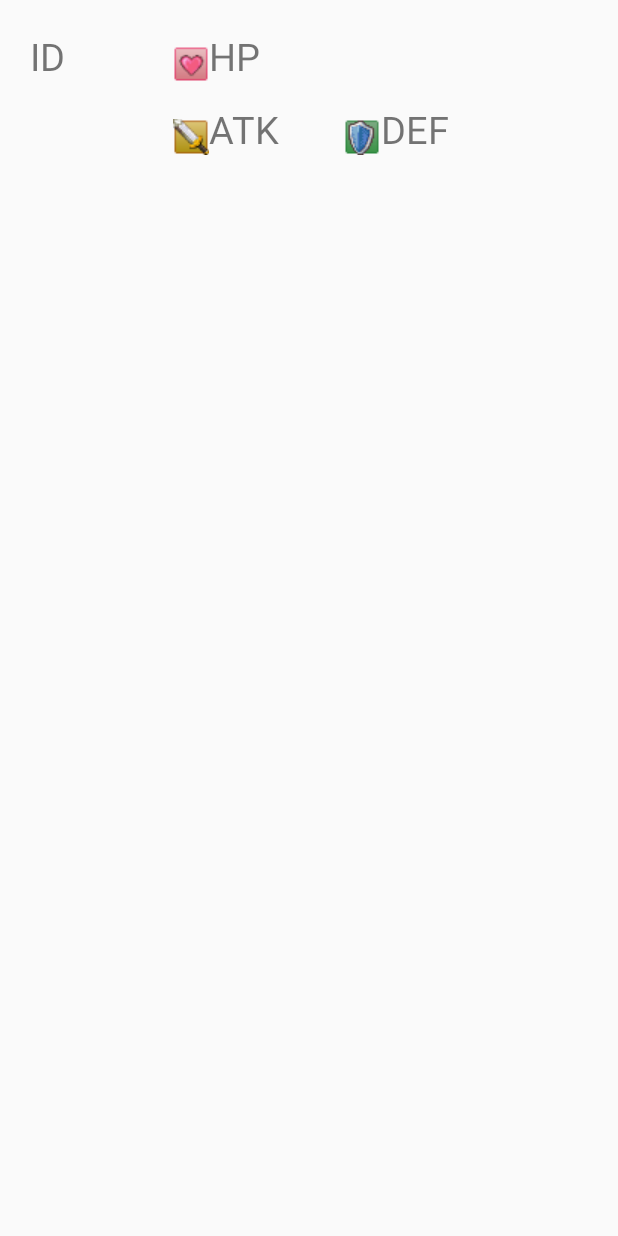
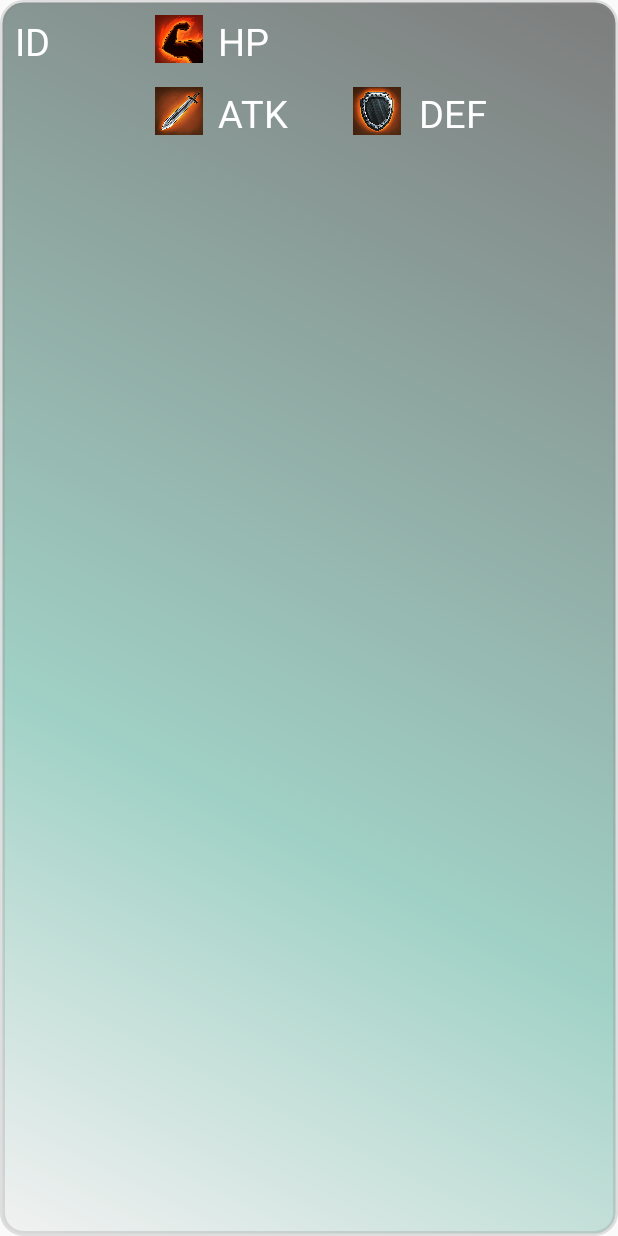
Before and after one commit to kyushy/BarcodeBattlerMT, an Android app: the layout row_battler.xml on its own in the app's theme, with its tools: preview values and no code run, on a phone screen of 412 x 824 dp. Run offline under Robolectric (Android 15) with nearby library versions, the phone set to English and light mode, and no system bars.

Commit message:
battler list shape

```diff
--- /dev/null
+++ b/app/src/main/res/drawable/row_battlershape.xml
@@ -0,0 +1,28 @@
+<?xml version="1.0" encoding="utf-8"?>
+<shape xmlns:android="http://schemas.android.com/apk/res/android" android:shape="rectangle" >
+    <corners
+        android:radius="14dp"
+        />
+    <gradient
+        android:angle="45"
+        android:centerX="35%"
+        android:centerColor="#8047A891"
+        android:startColor="#80E8E8E8"
+        android:endColor="#80000000"
+        android:type="linear"
+        />
+    <padding
+        android:left="0dp"
+        android:top="0dp"
+        android:right="0dp"
+        android:bottom="0dp"
+        />
+    <size
+        android:width="200dp"
+        android:height="60dp"
+        />
+    <stroke
+        android:width="3dp"
+        android:color="#40878787"
+        />
+</shape>
--- a/app/src/main/res/layout/row_battler.xml
+++ b/app/src/main/res/layout/row_battler.xml
@@ -1,68 +1,79 @@
 <?xml version="1.0" encoding="utf-8"?>
 <RelativeLayout xmlns:android="http://schemas.android.com/apk/res/android"
-    android:layout_width="match_parent" android:layout_height="match_parent">
+    android:layout_width="match_parent" android:layout_height="match_parent"
+    android:background="@drawable/row_battlershape" >
 
     <TextView
         android:id="@+id/id_battler"
         android:layout_width="wrap_content"
         android:layout_height="wrap_content"
+        android:layout_alignParentTop="true"
+        android:layout_marginLeft="10dp"
+        android:layout_marginTop="10dp"
         android:text="ID"
-        android:textSize="25sp"
-        android:layout_marginLeft="20dp"
-        android:layout_marginTop="20dp"/>
+        android:textColor="@color/White"
+        android:textSize="25sp" />
+
 
     <ImageView
-        android:layout_width="wrap_content"
-        android:layout_height="wrap_content"
-        android:layout_above="@+id/atk_battler"
-        android:layout_toStartOf="@+id/atk_battler"
+        android:id="@+id/hp_icon"
+        android:layout_width="32dp"
+        android:layout_height="32dp"
+        android:layout_marginTop="10dp"
+        android:layout_toRightOf="@id/id_battler"
+        android:layout_marginStart="70dp"
         android:src="@drawable/hp_icon" />
 
     <TextView
         android:id="@+id/hp_battler"
         android:layout_width="wrap_content"
         android:layout_height="wrap_content"
-        android:layout_alignBaseline="@+id/id_battler"
-        android:layout_alignBottom="@+id/id_battler"
-        android:layout_marginStart="96dp"
-        android:layout_toEndOf="@+id/id_battler"
+        android:layout_marginTop="10dp"
+        android:layout_toRightOf="@id/hp_icon"
+        android:layout_marginStart="10dp"
         android:text="HP"
+        android:textColor="@color/White"
         android:textSize="25sp" />
 
     <ImageView
-        android:layout_width="wrap_content"
-        android:layout_height="wrap_content"
-        android:layout_alignBottom="@+id/atk_battler"
-        android:layout_toStartOf="@+id/atk_battler"
+        android:id="@+id/atk_icon"
+        android:layout_width="32dp"
+        android:layout_height="32dp"
+        android:layout_alignStart="@+id/hp_icon"
+        android:layout_below="@+id/hp_battler"
+        android:layout_marginTop="13dp"
+        android:layout_marginBottom="10dp"
         android:src="@drawable/atk_icon" />
 
     <TextView
         android:id="@+id/atk_battler"
         android:layout_width="wrap_content"
         android:layout_height="wrap_content"
-        android:layout_alignStart="@+id/hp_battler"
-        android:layout_below="@+id/hp_battler"
-        android:layout_marginTop="14dp"
+        android:layout_alignStart="@id/hp_battler"
+        android:layout_below="@id/hp_battler"
+        android:layout_marginTop="13dp"
         android:text="ATK"
+        android:textColor="@color/White"
         android:textSize="25sp" />
 
     <ImageView
-        android:layout_width="wrap_content"
-        android:layout_height="wrap_content"
-        android:layout_alignBottom="@+id/def_battler"
-        android:layout_marginStart="43dp"
-        android:layout_toEndOf="@+id/atk_battler"
+        android:id="@+id/def_icon"
+        android:layout_width="32dp"
+        android:layout_height="32dp"
+        android:layout_alignTop="@+id/atk_icon"
+        android:layout_marginStart="100dp"
+        android:layout_toEndOf="@+id/atk_icon"
         android:src="@drawable/def_icon" />
 
     <TextView
+        android:id="@+id/def_battler"
         android:layout_width="wrap_content"
         android:layout_height="wrap_content"
-        android:layout_alignBaseline="@+id/atk_battler"
-        android:layout_alignBottom="@+id/atk_battler"
-        android:layout_marginStart="68dp"
-        android:layout_toEndOf="@+id/atk_battler"
+        android:layout_alignTop="@+id/def_icon"
+        android:layout_marginStart="12dp"
+        android:layout_toEndOf="@+id/def_icon"
         android:text="DEF"
-        android:textSize="25sp"
-        android:id="@+id/def_battler" />
+        android:textColor="@color/White"
+        android:textSize="25sp" />
 
 </RelativeLayout>
```
Also changed, not shown: app/src/main/res/drawable/atk_icon.png, app/src/main/res/drawable/def_icon.png, app/src/main/res/drawable/hp_icon.png.
